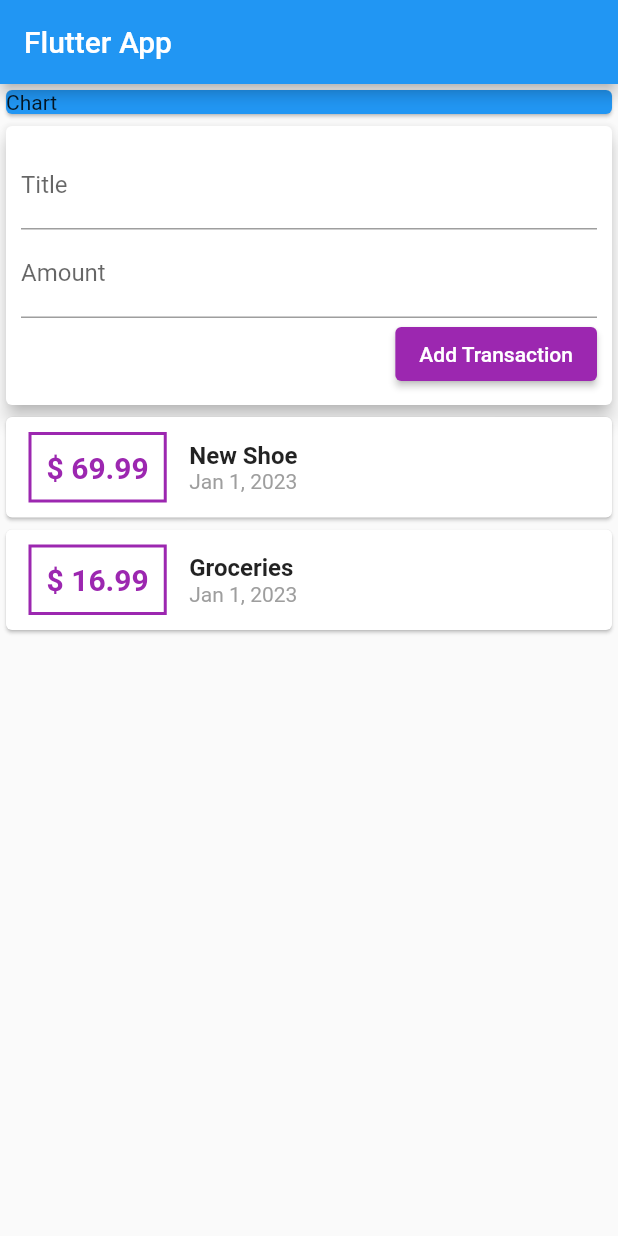
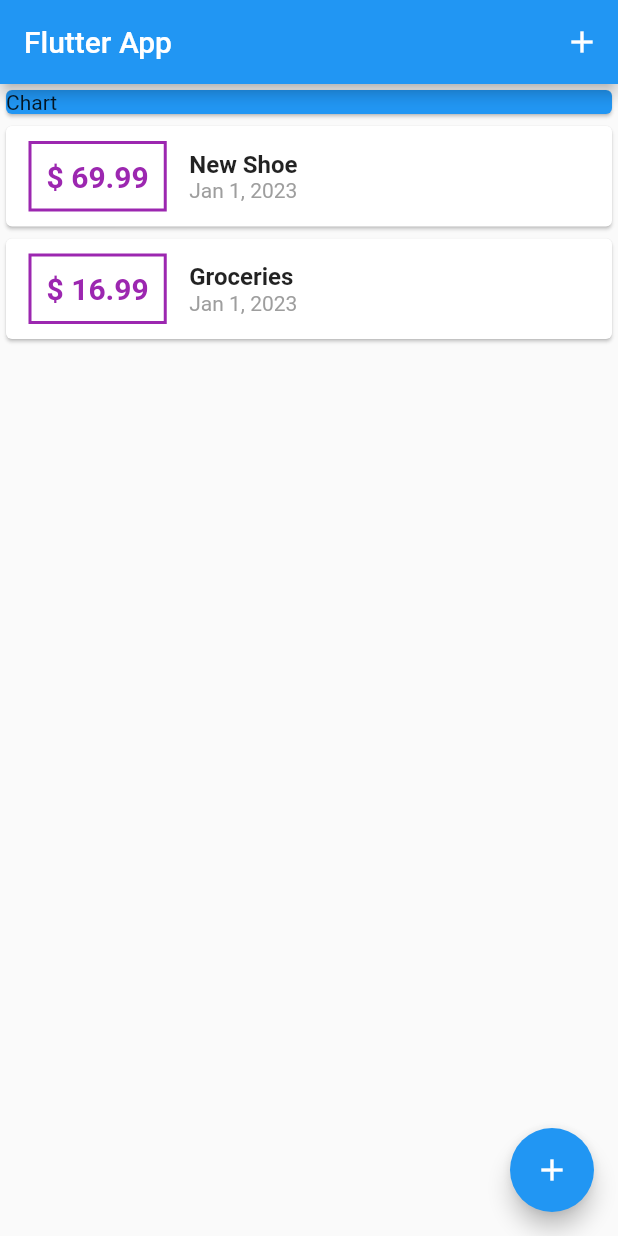
Before and after one commit to Alpha2Chris14/expensesApp, a Flutter app: the screen it shows after launch, on a phone screen of 412 x 824 dp. Run offline on Flutter 3.47's test engine with Material 2 defaults, Android fonts, the phone set to English and light mode, and no system bars.

Commit message:
moved creating new transaction to shoModalBottomSheet

```diff
--- a/lib/main.dart
+++ b/lib/main.dart
@@ -1,5 +1,8 @@
+import 'package:expense/widgets/new_transaction.dart';
+import 'package:expense/widgets/transaction_list.dart';
 import 'package:flutter/material.dart';
 import './widgets/user_transactions.dart';
+import './models/transaction.dart';
 
 void main() {
   runApp(MyApp());
@@ -15,15 +18,60 @@ class MyApp extends StatelessWidget {
   }
 }
 
-class MyHomePage extends StatelessWidget {
+class MyHomePage extends StatefulWidget {
+  @override
+  State<MyHomePage> createState() => _MyHomePageState();
+}
+
+class _MyHomePageState extends State<MyHomePage> {
   // String? titleInput;
-  // String? amountInput;
+  final List<Transaction> _userTransactions = [
+    Transaction(
+      id: "t1",
+      title: "New Shoe",
+      amount: 69.99,
+      date: DateTime.now(),
+    ),
+    Transaction(
+      id: "t2",
+      title: "Groceries",
+      amount: 16.99,
+      date: DateTime.now(),
+    ),
+  ];
+
+  void _addNewTransaction(String title, double amount) {
+    final newTx = new Transaction(
+      id: DateTime.now().toString(),
+      title: title,
+      amount: amount,
+      date: DateTime.now(),
+    );
+
+    setState(() {
+      _userTransactions.add(newTx);
+    });
+  }
+
+  void _showAddNewTransaction(BuildContext ctx) {
+    showModalBottomSheet(
+        context: ctx,
+        builder: (bctx) {
+          return NewTransaction(_addNewTransaction);
+        });
+  }
 
   @override
   Widget build(BuildContext context) {
     return Scaffold(
       appBar: AppBar(
         title: const Text("Flutter App"),
+        actions: [
+          IconButton(
+            onPressed: () => _showAddNewTransaction(context),
+            icon: Icon(Icons.add),
+          ),
+        ],
       ),
       body: SingleChildScrollView(
         child: Column(
@@ -37,9 +85,13 @@ class MyHomePage extends StatelessWidget {
                 child: Text("Chart"),
               ),
             ),
-            UserTransaction()
+            TransactionList(_userTransactions)
           ],
         ),
+      ),
+      floatingActionButton: FloatingActionButton(
+        onPressed: () => _showAddNewTransaction(context),
+        child: Icon(Icons.add),
       ),
     );
   }
--- a/lib/widgets/transaction_list.dart
+++ b/lib/widgets/transaction_list.dart
@@ -26,7 +26,7 @@ class TransactionList extends StatelessWidget {
                     width: 2,
                   )),
                   child: Text(
-                    '\$ ${transactions[index].amount}',
+                    '\$ ${transactions[index].amount.toStringAsFixed(2)}',
                     style: TextStyle(
                       fontWeight: FontWeight.bold,
                       fontSize: 20,
--- a/lib/widgets/user_transactions.dart
+++ b/lib/widgets/user_transactions.dart
@@ -11,40 +11,12 @@ class UserTransaction extends StatefulWidget {
 }
 
 class _UserTransactionState extends State<UserTransaction> {
-  final List<Transaction> _userTransactions = [
-    Transaction(
-      id: "t1",
-      title: "New Shoe",
-      amount: 69.99,
-      date: DateTime.now(),
-    ),
-    Transaction(
-      id: "t2",
-      title: "Groceries",
-      amount: 16.99,
-      date: DateTime.now(),
-    ),
-  ];
-
-  void _addNewTransaction(String title, double amount) {
-    final newTx = new Transaction(
-      id: DateTime.now().toString(),
-      title: title,
-      amount: amount,
-      date: DateTime.now(),
-    );
-
-    setState(() {
-      _userTransactions.add(newTx);
-    });
-  }
-
   @override
   Widget build(BuildContext context) {
     return Column(
       children: [
-        NewTransaction(_addNewTransaction),
-        TransactionList(_userTransactions),
+        // NewTransaction(_addNewTransaction),
+        // TransactionList(_userTransactions),
       ],
     );
   }
```
Also changed, not shown: lib/widgets/new_transaction.dart (+16 -6 lines).
